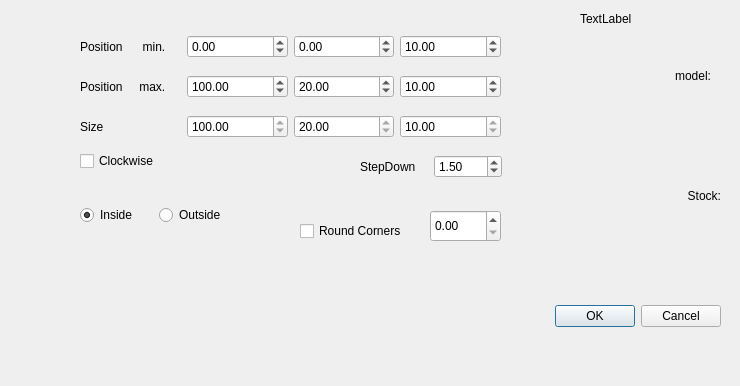
Qt form src/Gui/rectcutdialog.ui (fredrickojackson/CppCAM) before a commit.
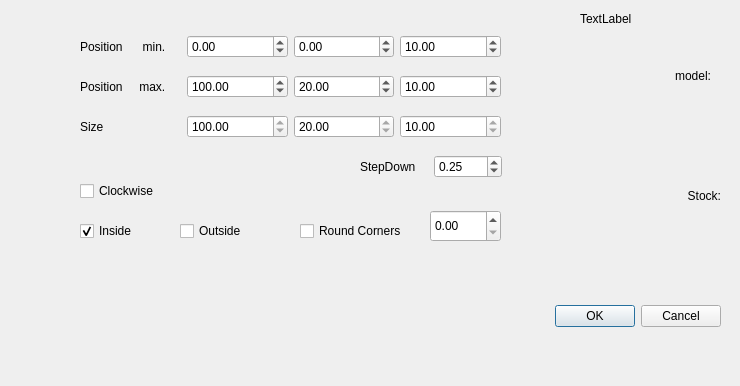
The same form after that commit.

```diff
--- a/src/Gui/rectcutdialog.ui
+++ b/src/Gui/rectcutdialog.ui
@@ -171,7 +171,7 @@
        <double>0.100000000000000</double>
       </property>
       <property name="value">
-       <double>1.500000000000000</double>
+       <double>0.250000000000000</double>
       </property>
      </widget>
     </item>
@@ -281,35 +281,6 @@
     </rect>
    </property>
   </widget>
-  <widget class="QWidget" name="horizontalLayoutWidget">
-   <property name="geometry">
-    <rect>
-     <x>80</x>
-     <y>200</y>
-     <width>151</width>
-     <height>31</height>
-    </rect>
-   </property>
-   <layout class="QHBoxLayout" name="horizontalLayout">
-    <item>
-     <widget class="QRadioButton" name="rbInside">
-      <property name="text">
-       <string>Inside</string>
-      </property>
-      <property name="checked">
-       <bool>true</bool>
-      </property>
-     </widget>
-    </item>
-    <item>
-     <widget class="QRadioButton" name="rbOutside">
-      <property name="text">
-       <string>Outside</string>
-      </property>
-     </widget>
-    </item>
-   </layout>
-  </widget>
   <widget class="QLabel" name="lblCutterInf">
    <property name="geometry">
     <rect>
@@ -327,7 +298,7 @@
    <property name="geometry">
     <rect>
      <x>80</x>
-     <y>150</y>
+     <y>180</y>
      <width>88</width>
      <height>22</height>
     </rect>
@@ -336,6 +307,35 @@
     <string>Clockwise</string>
    </property>
   </widget>
+  <widget class="QCheckBox" name="cbInside">
+   <property name="geometry">
+    <rect>
+     <x>80</x>
+     <y>220</y>
+     <width>88</width>
+     <height>22</height>
+    </rect>
+   </property>
+   <property name="text">
+    <string>Inside</string>
+   </property>
+   <property name="checked">
+    <bool>true</bool>
+   </property>
+  </widget>
+  <widget class="QCheckBox" name="cbOutside">
+   <property name="geometry">
+    <rect>
+     <x>180</x>
+     <y>220</y>
+     <width>88</width>
+     <height>22</height>
+    </rect>
+   </property>
+   <property name="text">
+    <string>Outside</string>
+   </property>
+  </widget>
  </widget>
  <resources/>
  <connections>
```
Left out of the diff: 22 changed lines with no effect on the pictures.
